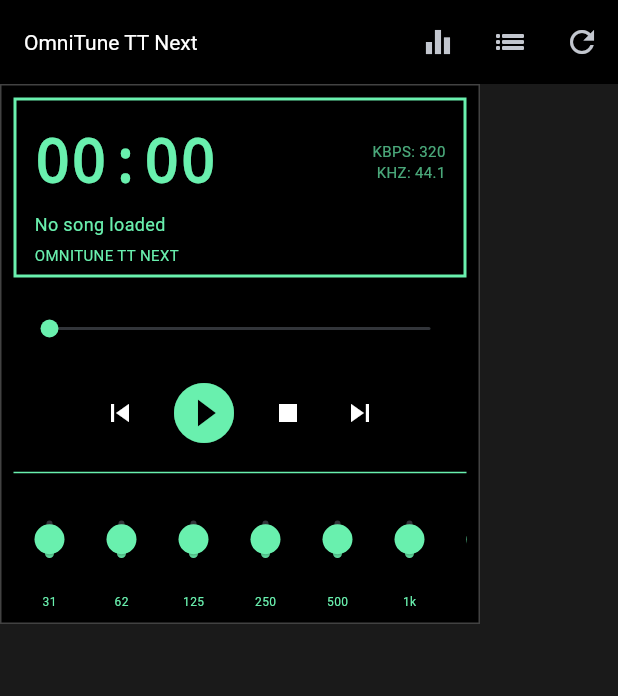
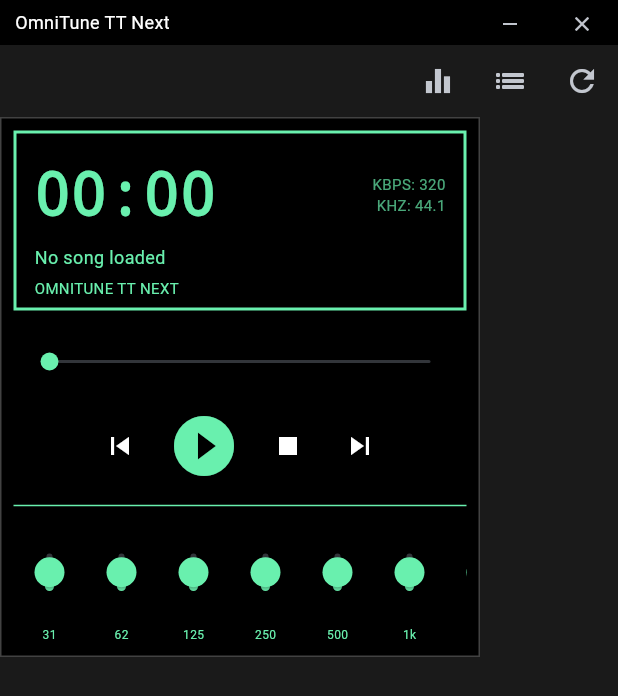
Before and after one commit to GuangzuW/OmniTune_TT_Next, a Flutter app: the screen it shows after launch, after a tap on the "equalizer" icon, after a tap on the "list" icon, on a phone screen of 412 x 824 dp. Shown: the top 696 px of the screen. Run offline on Flutter 3.47's test engine with Material 3 defaults, Android fonts, the phone set to English and light mode, and no system bars; our stand-ins replace audio_service, sqflite, sqflite_common_ffi; missing offline and left inert: dart:ffi, hotkey_manager, tray_manager, window_manager; accounts and stored records are empty; statements that could not run were skipped.

Commit message:
feat: Task 4.1 - Complete Desktop Global Hotkeys and Window Management

```diff
--- a/app/lib/main.dart
+++ b/app/lib/main.dart
@@ -3,6 +3,8 @@
 import 'package:flutter/material.dart';
 import 'package:flutter/foundation.dart'; // for kIsWeb
 import 'package:audio_service/audio_service.dart';
+import 'package:window_manager/window_manager.dart';
+import 'package:hotkey_manager/hotkey_manager.dart';
 import 'audio_player_ffi.dart';
 import 'metadata_cache.dart';
 import 'tray_service.dart';
@@ -12,6 +14,21 @@
 
 Future<void> main() async {
   WidgetsFlutterBinding.ensureInitialized();
+  if (!kIsWeb && (Platform.isMacOS || Platform.isWindows || Platform.isLinux)) {
+    await windowManager.ensureInitialized();
+    WindowOptions windowOptions = const WindowOptions(
+      size: Size(800, 600),
+      center: true,
+      backgroundColor: Colors.transparent,
+      skipTaskbar: false,
+      titleBarStyle: TitleBarStyle.hidden,
+    );
+    windowManager.waitUntilReadyToShow(windowOptions, () async {
+      await windowManager.show();
+      await windowManager.focus();
+    });
+    await hotKeyManager.unregisterAll();
+  }
   runApp(const TTPlayerApp());
 }
 
@@ -42,7 +59,7 @@
   State<PlayerHomePage> createState() => _PlayerHomePageState();
 }
 
-class _PlayerHomePageState extends State<PlayerHomePage> {
+class _PlayerHomePageState extends State<PlayerHomePage> with WindowListener {
   AudioPlayerFFI? _player;
   bool _isPlaying = false;
   double _position = 0.0;
@@ -61,7 +78,41 @@
   @override
   void initState() {
     super.initState();
+    windowManager.addListener(this);
     _initServices();
+    _initHotKeys();
+  }
+
+  @override
+  void dispose() {
+    windowManager.removeListener(this);
+    _timer?.cancel();
+    _player?.dispose();
+    super.dispose();
+  }
+
+  Future<void> _initHotKeys() async {
+    // Play/Pause: Alt + P
+    HotKey playPauseKey = HotKey(
+      KeyCode.keyP,
+      modifiers: [KeyModifier.alt],
+      scope: HotKeyScope.system,
+    );
+    await hotKeyManager.register(
+      playPauseKey,
+      keyDownHandler: (hotKey) => _togglePlay(),
+    );
+
+    // Stop: Alt + S
+    HotKey stopKey = HotKey(
+      KeyCode.keyS,
+      modifiers: [KeyModifier.alt],
+      scope: HotKeyScope.system,
+    );
+    await hotKeyManager.register(
+      stopKey,
+      keyDownHandler: (hotKey) => _stop(),
+    );
   }
 
   Future<void> _initServices() async {
@@ -94,9 +145,7 @@
 
   Future<void> _loadPlaylist() async {
     final files = await _cache.getFiles();
-    setState(() {
-      _playlist = files;
-    });
+    setState(() => _playlist = files);
   }
 
   void _updateCurrentLyric() {
@@ -141,13 +190,6 @@
         _updateCurrentLyric();
       }
     });
-  }
-
-  @override
-  void dispose() {
-    _timer?.cancel();
-    _player?.dispose();
-    super.dispose();
   }
 
   void _togglePlay() {
@@ -207,16 +249,36 @@
   Widget build(BuildContext context) {
     return Scaffold(
       backgroundColor: const Color(0xFF1A1A1A),
-      appBar: AppBar(
-        backgroundColor: Colors.black,
-        title: const Text('OmniTune TT Next', style: TextStyle(color: Colors.white, fontSize: 14)),
-        actions: [
+      appBar: PreferredSize(
+        preferredSize: const Size.fromHeight(30),
+        child: GestureDetector(
+          onPanStart: (details) => windowManager.startDragging(),
+          child: Container(
+            color: Colors.black,
+            child: Row(
+              children: [
+                const SizedBox(width: 10),
+                const Text('OmniTune TT Next', style: TextStyle(color: Colors.white, fontSize: 12)),
+                const Spacer(),
+                IconButton(icon: const Icon(Icons.remove, size: 16), onPressed: () => windowManager.minimize()),
+                IconButton(icon: const Icon(Icons.close, size: 16), onPressed: () => windowManager.close()),
+              ],
+            ),
+          ),
+        ),
+      ),
+      body: Column(
+        children: [
+          Row(
+            mainAxisAlignment: MainAxisAlignment.end,
+            children: [
               IconButton(icon: Icon(_showEqualizer ? Icons.equalizer : Icons.equalizer_outlined), onPressed: () => setState(() => _showEqualizer = !_showEqualizer)),
               IconButton(icon: Icon(_showPlaylist ? Icons.list : Icons.list_outlined), onPressed: () => setState(() => _showPlaylist = !_showPlaylist)),
               IconButton(icon: const Icon(Icons.refresh), onPressed: _scanDirectory),
             ],
           ),
-      body: Row(
+          Expanded(
+            child: Row(
               crossAxisAlignment: CrossAxisAlignment.start,
               children: [
                 // Main Player Window
@@ -347,6 +409,9 @@
                 ),
               ],
             ),
+          ),
+        ],
+      ),
     );
   }
 }
--- a/app/pubspec.yaml
+++ b/app/pubspec.yaml
@@ -41,6 +41,8 @@
   tray_manager: ^0.2.2
   screen_retriever: ^0.1.9
   audio_service: ^0.18.15
+  window_manager: ^0.3.7
+  hotkey_manager: ^0.1.8
 
   # The following adds the Cupertino Icons font to your application.
   # Use with the CupertinoIcons class for iOS style icons.
```
Also changed, not shown: app/pubspec.lock, 1 other file. Lines whose indentation alone changed are shown as unchanged.
